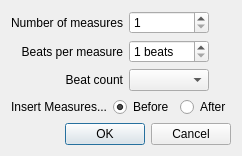
Old version of the form src/GUI/insertMeasuresDialog.ui in the repository Whatang/DrumBurp.
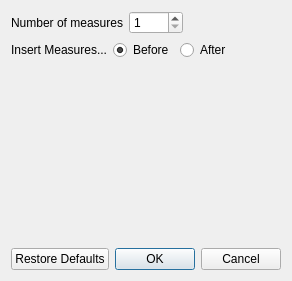
New version of the form. Custom widgets are drawn as their Qt base class.

Commit message: Much nicer handling of MeasureCounts.

```diff
--- a/src/GUI/insertMeasuresDialog.ui
+++ b/src/GUI/insertMeasuresDialog.ui
@@ -6,8 +6,8 @@
    <rect>
     <x>0</x>
     <y>0</y>
-    <width>231</width>
-    <height>155</height>
+    <width>288</width>
+    <height>281</height>
    </rect>
   </property>
   <property name="windowTitle">
@@ -48,38 +48,6 @@
        </property>
       </widget>
      </item>
-     <item row="1" column="0">
-      <widget class="QLabel" name="label_2">
-       <property name="text">
-        <string>Beats per measure</string>
-       </property>
-       <property name="alignment">
-        <set>Qt::AlignRight|Qt::AlignTrailing|Qt::AlignVCenter</set>
-       </property>
-       <property name="buddy">
-        <cstring>beatsSpinBox</cstring>
-       </property>
-      </widget>
-     </item>
-     <item row="1" column="1">
-      <widget class="QSpinBox" name="beatsSpinBox">
-       <property name="toolTip">
-        <string>Size of each measure in beatss</string>
-       </property>
-       <property name="statusTip">
-        <string/>
-       </property>
-       <property name="suffix">
-        <string> beats</string>
-       </property>
-       <property name="minimum">
-        <number>1</number>
-       </property>
-       <property name="maximum">
-        <number>256</number>
-       </property>
-      </widget>
-     </item>
      <item row="0" column="2">
       <spacer name="horizontalSpacer_2">
        <property name="orientation">
@@ -93,26 +61,6 @@
        </property>
       </spacer>
      </item>
-     <item row="2" column="0">
-      <widget class="QLabel" name="label_4">
-       <property name="text">
-        <string>Beat count</string>
-       </property>
-       <property name="alignment">
-        <set>Qt::AlignRight|Qt::AlignTrailing|Qt::AlignVCenter</set>
-       </property>
-      </widget>
-     </item>
-     <item row="2" column="1">
-      <widget class="QComboBox" name="countComboBox">
-       <property name="toolTip">
-        <string>How to count the beat</string>
-       </property>
-       <property name="maxCount">
-        <number>20</number>
-       </property>
-      </widget>
-     </item>
     </layout>
    </item>
    <item>
@@ -187,12 +135,20 @@
       <enum>Qt::Horizontal</enum>
      </property>
      <property name="standardButtons">
-      <set>QDialogButtonBox::Cancel|QDialogButtonBox::Ok</set>
+      <set>QDialogButtonBox::Cancel|QDialogButtonBox::Ok|QDialogButtonBox::RestoreDefaults</set>
      </property>
     </widget>
    </item>
   </layout>
  </widget>
+ <customwidgets>
+  <customwidget>
+   <class>measureTabs</class>
+   <extends>QWidget</extends>
+   <header>Widgets.measureTabs_plugin</header>
+   <container>1</container>
+  </customwidget>
+ </customwidgets>
  <resources/>
  <connections>
   <connection>
```
Left out of the diff: 3 changed lines with no effect on the pictures. The commit also changes 35 other files.
